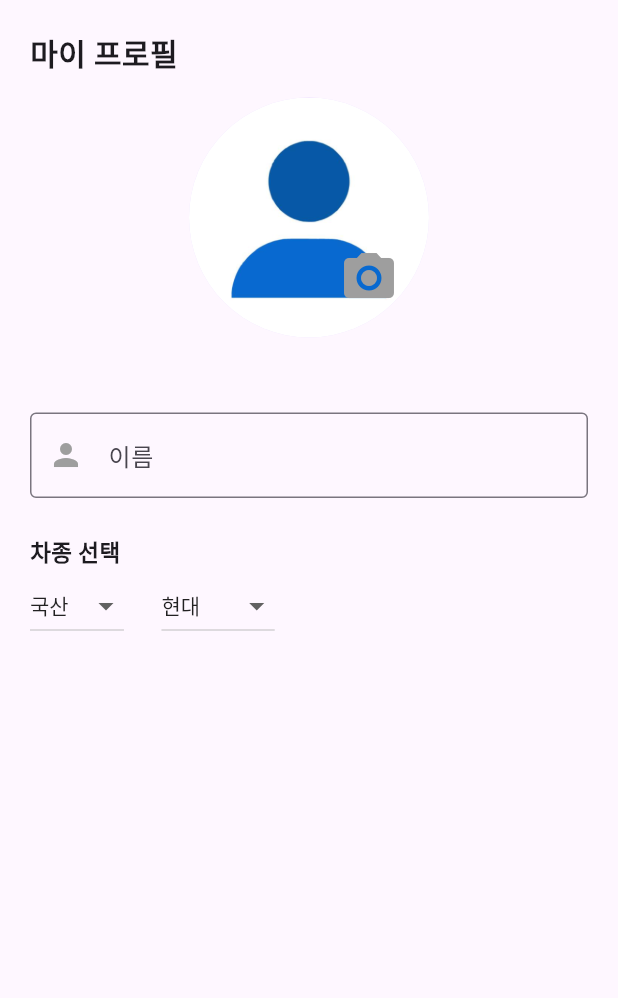
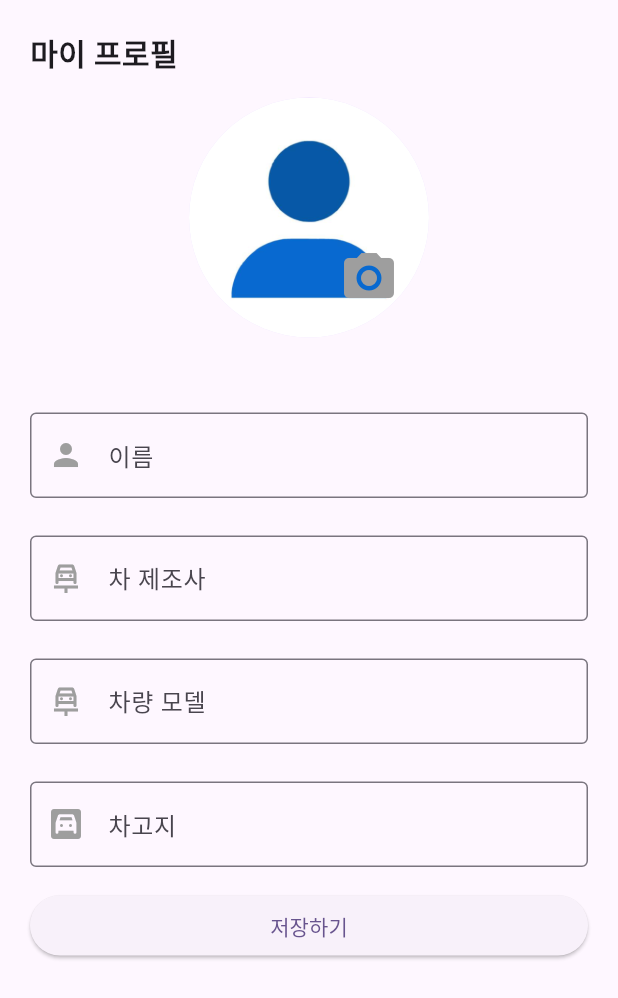
Before and after one commit to wkah23/FlutterProject, a Flutter app: the ProfileScreen screen opened directly, on a phone screen of 412 x 824 dp. Shown: the top 998 px of the screen. Run offline on Flutter 3.47's test engine with Material 2 defaults, Android fonts, the phone set to English and light mode, and no system bars; our stand-ins replace cloud_firestore, firebase_auth, firebase_core, firebase_storage, google_sign_in, image_picker and 1 more; missing offline and left inert: flutter_naver_map, remedi_kopo; accounts and stored records are empty.

Commit message:
2023 10 04 1차 최종

```diff
--- a/dewbiapp/lib/main.dart
+++ b/dewbiapp/lib/main.dart
@@ -1,7 +1,6 @@
-import 'package:dewbiapp/screens/login_screen.dart';
+import 'package:dewbiapp/Screens/login_screen.dart';
 import 'package:flutter/material.dart';
 import 'package:firebase_core/firebase_core.dart';
-import 'package:get/get_navigation/get_navigation.dart';
 
 Future<void> main() async {
   WidgetsFlutterBinding.ensureInitialized();
@@ -15,9 +14,9 @@ class MyApp extends StatelessWidget {
 
   @override
   Widget build(BuildContext context) {
-    return GetMaterialApp(
+    return MaterialApp(
       debugShowCheckedModeBanner: false,
-      title: 'Flutter Demo',
+      title: '꾸기',
       theme: ThemeData(
         colorScheme: ColorScheme.fromSeed(seedColor: Colors.deepPurple),
         useMaterial3: true,
--- a/dewbiapp/lib/pages/Home.dart
+++ b/dewbiapp/lib/pages/Home.dart
@@ -24,7 +24,6 @@ class _HomeScreenState extends State<HomeScreen> {
             mainAxisAlignment: MainAxisAlignment.center,
             crossAxisAlignment: CrossAxisAlignment.center,
             children: <Widget>[
-
               Text(
                 "환영합니다!  $userEmail 님",
                 style: const TextStyle(fontSize: 20,
--- a/dewbiapp/lib/pages/profile.dart
+++ b/dewbiapp/lib/pages/profile.dart
@@ -1,7 +1,12 @@
 import 'dart:io';
 
+import 'package:cloud_firestore/cloud_firestore.dart';
+import 'package:firebase_auth/firebase_auth.dart';
 import 'package:flutter/material.dart';
 import 'package:image_picker/image_picker.dart';
+import 'package:remedi_kopo/remedi_kopo.dart';
+import 'package:shared_preferences/shared_preferences.dart';
+import 'package:firebase_storage/firebase_storage.dart';
 
 class ProfileScreen extends StatefulWidget {
   const ProfileScreen({super.key});
@@ -11,16 +16,49 @@ class ProfileScreen extends StatefulWidget {
 }
 
 class _ProfileScreenState extends State<ProfileScreen> {
-  String dropName = '국산';
-  String dropName1 = '현대';
-  final foreignCar = ['벤츠','아우디','BMW','포르쉐','테슬라','미니'];
-  String dropName2 = '벤츠';
+  User? user = FirebaseAuth.instance.currentUser;
+  String userEmail = "";
+
+  final _auth = FirebaseAuth.instance;
+  final _firestore = FirebaseFirestore.instance;
+  final storage = FirebaseStorage.instance;
+  String? downloadURL;
   File? mPhoto;
   XFile? image;
   final ImagePicker _picker = ImagePicker();
+  late SharedPreferences prefs;
+  late CollectionReference members;
+  TextEditingController nameCon = TextEditingController();
+  TextEditingController carMadeCon = TextEditingController();
+  TextEditingController carModelCon = TextEditingController();
+  TextEditingController garageCon = TextEditingController();
+  String nameField = '';
+  String carMadeField = '';
+  String carModelField = '';
+  String garageField = '';
+  bool isProfileLoaded = false;
+
+  @override
+  void initState() {
+    super.initState();
+    if (!isProfileLoaded) {
+      _fetchUserData(); // 프로필 정보를 처음 생성할 때만 불러오도록 수정
+    }
+  }
+  Future<void> _fetchUserData() async {
+    final user = _auth.currentUser;
+    if (user != null) {
+      final userData = await _firestore.collection('members').doc(user.email).get();
+      setState(() {
+        nameField = userData.get('name');
+        isProfileLoaded = true;
+      });
+    }
+  }
 
   @override
   Widget build(BuildContext context) {
+    userEmail = user!.email!;
     return Scaffold(
       body: Padding(
         padding: const EdgeInsets.symmetric(vertical: 20, horizontal: 20),
@@ -34,15 +72,14 @@ class _ProfileScreenState extends State<ProfileScreen> {
             const SizedBox(height: 15,),
             imageProfile(),
             const SizedBox(height: 50,),
-            nameTextField(),
-            const SizedBox(height: 25,),
-            const Text(
-              '차종 선택',
-              style: TextStyle(fontSize: 15, fontWeight: FontWeight.bold),
-              textAlign: TextAlign.left,
-            ),
             carTextField(),
             const SizedBox(height: 15,),
+            ElevatedButton(
+              onPressed: () {
+                _uploadProfileImage();
+              },
+              child: const Text('저장하기')
+            ),
           ],
         ),
       ),
@@ -80,8 +117,12 @@ class _ProfileScreenState extends State<ProfileScreen> {
       ),
     );
   }
-  Widget nameTextField() {
-    return TextFormField(
+
+  Widget carTextField() {
+    return Column(
+      children: [
+        TextField(
+          controller: nameCon,
           decoration: const InputDecoration(
             border: OutlineInputBorder(
               borderSide: BorderSide(
@@ -101,61 +142,105 @@ class _ProfileScreenState extends State<ProfileScreen> {
             labelText: '이름',
             hintText: '이름을 입력하세요',
           ),
-    );
-  }
-
-  Widget carTextField() {
-    return Row(
-      children: [
-        DropdownButton<String>(
-          style: const TextStyle(color: Colors.black87),
-          value: dropName,
-          items: const [
-            '수입',
-            '국산',
-          ].map((value1) {
-            return DropdownMenuItem(
-              value: value1,
-              child: Text(value1),
-            );
-          }).toList(),
-          hint: const Text('제조국'),
-          onChanged: (String? value1) {
+          onChanged: (value) {
             setState(() {
-              dropmenuSelected(value1!);
-              dropName = value1;
+              nameField = value;
             });
           },
         ),
-        const SizedBox(width: 25,),
-        DropdownButton<String>(
-          style: const TextStyle(color: Colors.black87),
-          value: dropName1,
-          items: [
-            '현대','기아','제네시스','쉐보레','르노삼성','쌍용'
-          ].map((value2) {
-              return DropdownMenuItem(
-                value: value2,
-                child: Text(value2),
+        const SizedBox(height: 25,),
+        TextField(
+          controller: carMadeCon,
+          decoration: const InputDecoration(
+            border: OutlineInputBorder(
+              borderSide: BorderSide(
+                color: Colors.black,
+              ),
+            ),
+            focusedBorder: OutlineInputBorder(
+              borderSide: BorderSide(
+                color: Colors.grey,
+                width: 2,
+              ),
+            ),
+            prefixIcon: Icon(
+              Icons.car_repair_outlined,
+              color: Colors.grey,
+            ),
+            labelText: '차 제조사',
+            hintText: '차량 제조사를 입력하세요 ex : 벤츠',
+          ),
+          onChanged: (value) {
+            setState(() {
+              carMadeField = value; // 값 업데이트
+            });
+          },
+        ),
+        const SizedBox(height: 25,),
+        TextField(
+          controller: carModelCon,
+          decoration: const InputDecoration(
+            border: OutlineInputBorder(
+              borderSide: BorderSide(
+                color: Colors.black,
+              ),
+            ),
+            focusedBorder: OutlineInputBorder(
+              borderSide: BorderSide(
+                color: Colors.grey,
+                width: 2,
+              ),
+            ),
+            prefixIcon: Icon(
+              Icons.car_repair_outlined,
+              color: Colors.grey,
+            ),
+            labelText: '차량 모델',
+            hintText: '차량 모델명을 입력하세요',
+          ),
+          onChanged: (value) {
+            setState(() {
+              carModelField = value; // 값 업데이트
+            });
+          },
+        ),
+        const SizedBox(height: 25,),
+        TextField(
+          controller: garageCon,
+          decoration: const InputDecoration(
+            border: OutlineInputBorder(
+              borderSide: BorderSide(
+                color: Colors.black,
+              ),
+            ),
+            focusedBorder: OutlineInputBorder(
+              borderSide: BorderSide(
+                color: Colors.grey,
+                width: 2,
+              ),
+            ),
+            prefixIcon: Icon(
+              Icons.garage,
+              color: Colors.grey,
+            ),
+            labelText: '차고지',
+            hintText: '차고지의 주소를 간략히 입력하세요',
+          ),
+          onTap: () async {
+            final KopoModel model = await Navigator.push(
+              context,
+              MaterialPageRoute(
+                builder: (context) => RemediKopo(),
+              ),
             );
-          }).toList(),
-          hint: const Text('차제조사'),
-          onChanged: (String? value2) {
             setState(() {
-                dropName1 = value2!;
+              garageCon.text = model.address!;
+              garageField = model.address!; // 값 업데이트
             });
           },
         ),
       ],
     );
-  }
-  void dropmenuSelected(String value) {
-    if (value != '국산') {
-      return DropdownMenuItem(
-        value: dropName2,
-        child: child
-      )
-    }
   }
 
   Widget bottomSheet() {
@@ -198,5 +283,23 @@ class _ProfileScreenState extends State<ProfileScreen> {
     setState(() {
       mPhoto = File(image!.path);
     });
+    Navigator.pop(context);
+  }
+  Future<void> _uploadProfileImage() async {
+    if (user != null && image != null) {
+      File mPhoto = File(image!.path); // XFile을 File로 변환
+
+      final storageReference = storage.ref().child('profile_images/$userEmail.jpg');
+      await storageReference.putFile(mPhoto);
+      final downloadURL = await storageReference.getDownloadURL();
+      await _firestore.collection('members').doc(userEmail).set({
+        'name': nameField,
+        'profileImageURL': downloadURL,
+        'carMade' : carMadeField,
+        'carModel' : carModelField,
+        'garage' : garageField,
+      });
+      _fetchUserData();
     }
   }
+}
```
Also changed, not shown: dewbiapp/lib/mainpage.dart (+11 -8 lines), dewbiapp/lib/pages/Drive.dart (+9 -0 lines), dewbiapp/lib/pages/MyMusic.dart (+39 -2 lines), dewbiapp/pubspec.yaml (+6 -2 lines), dewbiapp/assets/images/car.jpg (added), dewbiapp/assets/images/car.png (added), dewbiapp/pubspec.lock, 1 other file. Lines whose indentation alone changed are shown as unchanged.
